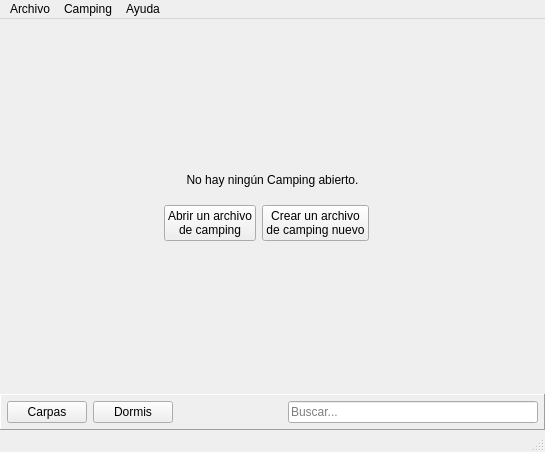
First picture: the form in src/ui/MainWindow.ui, repository dnohales/camping, before the edit.
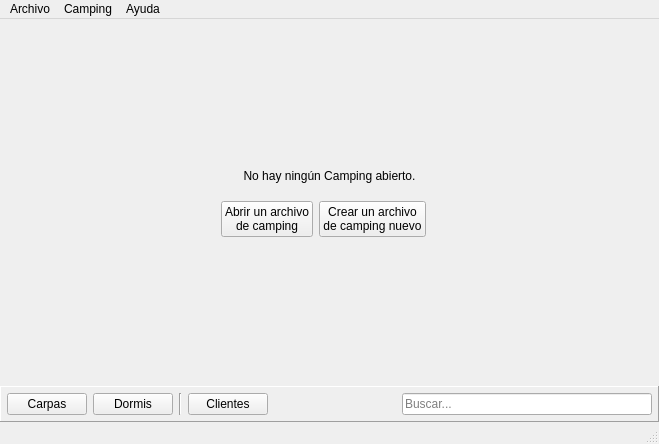
Second picture: the form after the edit. Icons and pictures are not drawn. Custom widgets are drawn as their Qt base class.

Commit message: Add client CRUD

Diff of the .ui file:
```diff
--- a/src/ui/MainWindow.ui
+++ b/src/ui/MainWindow.ui
@@ -6,8 +6,8 @@
    <rect>
     <x>0</x>
     <y>0</y>
-    <width>545</width>
-    <height>452</height>
+    <width>659</width>
+    <height>444</height>
    </rect>
   </property>
   <property name="minimumSize">
@@ -201,7 +201,7 @@
          <property name="lineWidth">
           <number>1</number>
          </property>
-         <layout class="QHBoxLayout" name="horizontalLayout" stretch="0,0,1,0">
+         <layout class="QHBoxLayout" name="horizontalLayout" stretch="0,0,0,0,1,0">
           <property name="spacing">
            <number>6</number>
           </property>
@@ -231,6 +231,23 @@
             </property>
            </widget>
           </item>
+          <item>
+           <widget class="Line" name="line">
+            <property name="orientation">
+             <enum>Qt::Vertical</enum>
+            </property>
+           </widget>
+          </item>
+          <item>
+           <widget class="QPushButton" name="pushButtonClients">
+            <property name="text">
+             <string>Clientes</string>
+            </property>
+            <property name="checkable">
+             <bool>true</bool>
+            </property>
+           </widget>
+          </item>
           <item>
            <spacer name="horizontalSpacer">
             <property name="orientation">
@@ -308,8 +325,8 @@
     <rect>
      <x>0</x>
      <y>0</y>
-     <width>545</width>
-     <height>25</height>
+     <width>659</width>
+     <height>21</height>
     </rect>
    </property>
    <widget class="QMenu" name="menuArchivo">
@@ -416,6 +433,12 @@
    <header>FrameDorms.h</header>
    <container>1</container>
   </customwidget>
+  <customwidget>
+   <class>FrameClients</class>
+   <extends>QFrame</extends>
+   <header>FrameClients.h</header>
+   <container>1</container>
+  </customwidget>
  </customwidgets>
  <resources>
   <include location="default.qrc"/>
```
Left out of the diff: 70 changed lines with no effect on the pictures. The commit also changes 19 other files.
